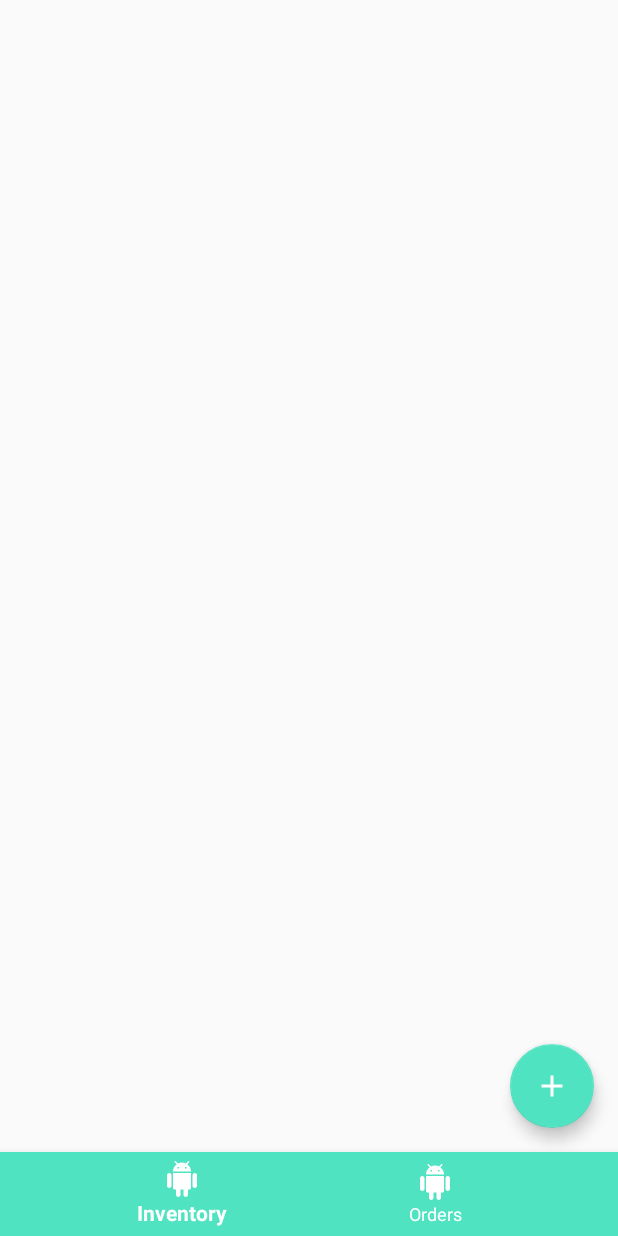
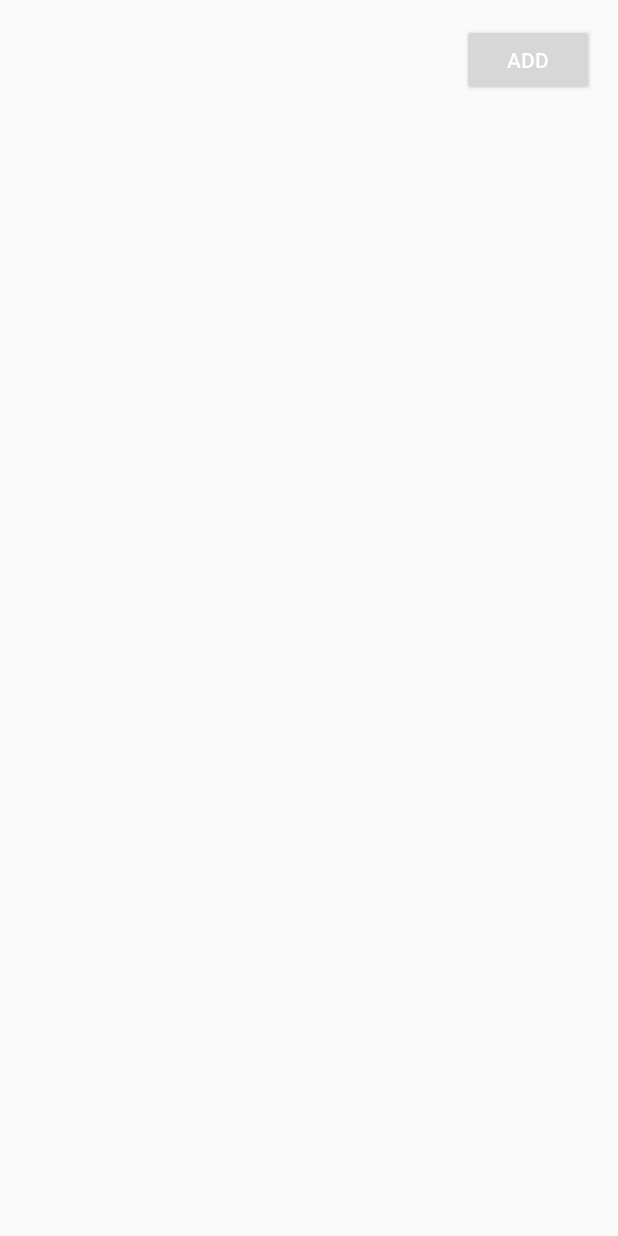
Before and after one commit to enyciaa/SmallgosShopkeeper, an Android app: the screen it shows after launch (MainActivity before the commit, AddItemActivity after it), after a tap on an icon or button, on a phone screen of 412 x 824 dp. Run offline under Robolectric (Android 15) with nearby library versions, the phone set to English and light mode, and no system bars; our stand-ins replace ButterKnife, data binding; libraries missing offline, so code that uses them is left out: retrofit2.adapter.rxjava, rx.android.schedulers, rx.schedulers; 3 statements that could not run were skipped.

Commit message:
WIP send item

```diff
--- a/app/src/main/AndroidManifest.xml
+++ b/app/src/main/AndroidManifest.xml
@@ -21,6 +21,11 @@
             </intent-filter>
         </activity>
 
+        <activity
+            android:name=".AddItemActivity"
+            android:label="Add Item"
+            />
+
     </application>
 
 </manifest>
--- /dev/null
+++ b/app/src/main/java/smallgos/intuithack/com/smallgos/AddItemActivity.java
@@ -0,0 +1,50 @@
+package smallgos.intuithack.com.smallgos;
+
+import android.databinding.DataBindingUtil;
+import android.os.Bundle;
+import android.support.annotation.Nullable;
+import android.support.v7.app.AppCompatActivity;
+import android.util.Log;
+
+import java.util.ArrayList;
+import java.util.List;
+
+import butterknife.ButterKnife;
+import butterknife.OnClick;
+import rx.android.schedulers.AndroidSchedulers;
+import rx.schedulers.Schedulers;
+import smallgos.intuithack.com.smallgos.databinding.ActivityAddItemBinding;
+import smallgos.intuithack.com.smallgos.model.InventoryItem;
+
+public class AddItemActivity extends AppCompatActivity {
+
+    private ActivityAddItemBinding binding;
+    private InventoryItem item = new InventoryItem();
+
+    @Override
+    protected void onCreate(@Nullable Bundle savedInstanceState) {
+        super.onCreate(savedInstanceState);
+        binding = DataBindingUtil.setContentView(this, R.layout.activity_add_item);
+        ButterKnife.bind(this);
+    }
+
+    @OnClick(R.id.itemAddButton)
+    void addItem() {
+        item.setProductId("XCY34X9");
+        item.setName("Chocolate");
+        item.setTitle("Chocolate");
+        item.setDescription("Chocolate melt in your mouth goodness");
+        item.setPrice(2.00);
+        item.setStock(20);
+
+        List<InventoryItem> items = new ArrayList<>();
+        items.add(item);
+
+        SmallgosNetwork.INSTANCE.addItem(items)
+                .subscribeOn(Schedulers.newThread())
+                .observeOn(AndroidSchedulers.mainThread())
+                .subscribe(catalogResponse -> {
+                    Log.i("Test", "respnse");
+                });
+    }
+}
--- a/app/src/main/java/smallgos/intuithack/com/smallgos/InventoryView.java
+++ b/app/src/main/java/smallgos/intuithack/com/smallgos/InventoryView.java
@@ -1,11 +1,11 @@
 package smallgos.intuithack.com.smallgos;
 
 import android.content.Context;
+import android.content.Intent;
 import android.support.design.widget.CoordinatorLayout;
 import android.support.v7.widget.LinearLayoutManager;
 import android.support.v7.widget.RecyclerView;
 import android.util.AttributeSet;
-import android.widget.Toast;
 
 import java.util.ArrayList;
 import java.util.List;
@@ -54,6 +54,7 @@ public class InventoryView extends CoordinatorLayout {
 
     @OnClick (R.id.addButton)
     void addItem() {
-        Toast.makeText(getContext(), "GO TO MANAGE ITEM SCREEN", Toast.LENGTH_SHORT).show();
+        Intent intent = new Intent(getContext(), AddItemActivity.class);
+        getContext().startActivity(intent);
     }
 }
--- a/app/src/main/java/smallgos/intuithack/com/smallgos/SmallgosApi.java
+++ b/app/src/main/java/smallgos/intuithack/com/smallgos/SmallgosApi.java
@@ -1,20 +1,17 @@
 package smallgos.intuithack.com.smallgos;
-
-import java.util.List;
 
 import retrofit2.http.Body;
 import retrofit2.http.GET;
 import retrofit2.http.POST;
 import rx.Observable;
 import smallgos.intuithack.com.smallgos.model.CatalogResponse;
-import smallgos.intuithack.com.smallgos.model.InventoryItem;
 
 public interface SmallgosApi {
 
     String BASE_URL = "http://176.31.124.179:8080/";
 
     @POST("catalog")
-    Observable<List<InventoryItem>> addItem(@Body List<InventoryItem> items);
+    Observable<CatalogResponse> addItem(@Body CatalogResponse items);
 
     @GET("catalog")
     Observable<CatalogResponse> getInventory();
--- a/app/src/main/java/smallgos/intuithack/com/smallgos/SmallgosNetwork.java
+++ b/app/src/main/java/smallgos/intuithack/com/smallgos/SmallgosNetwork.java
@@ -29,19 +29,9 @@ public enum SmallgosNetwork {
         smallgosApi = retrofit.create(SmallgosApi.class);
     }
 
-    public void addItem(List<InventoryItem> items) {
-//        Observable<List<InventoryItem>> call = smallgosApi.addItem(items);
-//        call.enqueue(new Callback<List<InventoryItem>>() {
-//            @Override
-//            public void onResponse(Call<List<InventoryItem>> call, Response<List<InventoryItem>> response) {
-//                Log.i("Test", "call success");
-//            }
-//
-//            @Override
-//            public void onFailure(Call<List<InventoryItem>> call, Throwable t) {
-//                Log.i("Test", "call failure");
-//            }
-//        });
+    public Observable<CatalogResponse> addItem(List<InventoryItem> items) {
+        CatalogResponse catalogResponse = new CatalogResponse(items);
+        return smallgosApi.addItem(catalogResponse);
     }
 
     public Observable<CatalogResponse> getInventory() {
--- /dev/null
+++ b/app/src/main/res/layout/activity_add_item.xml
@@ -0,0 +1,33 @@
+<?xml version="1.0" encoding="utf-8"?>
+<layout
+    xmlns:android="http://schemas.android.com/apk/res/android"
+    xmlns:app="http://schemas.android.com/apk/res-auto"
+    xmlns:tools="http://schemas.android.com/tools"
+    >
+
+    <LinearLayout
+        android:layout_width="match_parent"
+        android:layout_height="match_parent"
+        android:layout_margin="@dimen/grid_16"
+        android:orientation="vertical"
+        android:weightSum="1"
+        >
+
+        <ImageView
+            android:id="@+id/itemPicture"
+            android:layout_width="wrap_content"
+            android:layout_height="wrap_content"
+            android:layout_gravity="center_horizontal"
+            tools:src="@drawable/ic_orders"
+            />
+
+        <Button
+            android:id="@+id/itemAddButton"
+            android:layout_width="wrap_content"
+            android:layout_height="wrap_content"
+            android:layout_gravity="right"
+            android:text="@string/inventory_item_add_button"/>
+
+    </LinearLayout>
+
+</layout>
--- a/app/src/main/res/values/strings.xml
+++ b/app/src/main/res/values/strings.xml
@@ -3,4 +3,5 @@
     <string name="inventory_title">Inventory</string>
     <string name="orders_title">Orders</string>
     <string name="inventory_item_quantity">Quantity: %d</string>
+    <string name="inventory_item_add_button">Add</string>
 </resources>
--- a/app/src/main/res/values/styles.xml
+++ b/app/src/main/res/values/styles.xml
@@ -4,6 +4,13 @@
         <item name="colorPrimary">@color/colorPrimary</item>
         <item name="colorPrimaryDark">@color/colorPrimaryDark</item>
         <item name="colorAccent">@color/colorAccent</item>
+
+        <item name="android:buttonStyle">@style/SmallgosButton</item>
+    </style>
+
+    <style name="SmallgosButton" parent="android:Widget.Material.Button">
+        <item name="android:textColor">@color/white_100</item>
+        <item name="android:singleLine">true</item>
     </style>
 
 </resources>
```
Also changed, not shown: app/src/main/java/smallgos/intuithack/com/smallgos/model/InventoryItem.java (+33 -9 lines).
